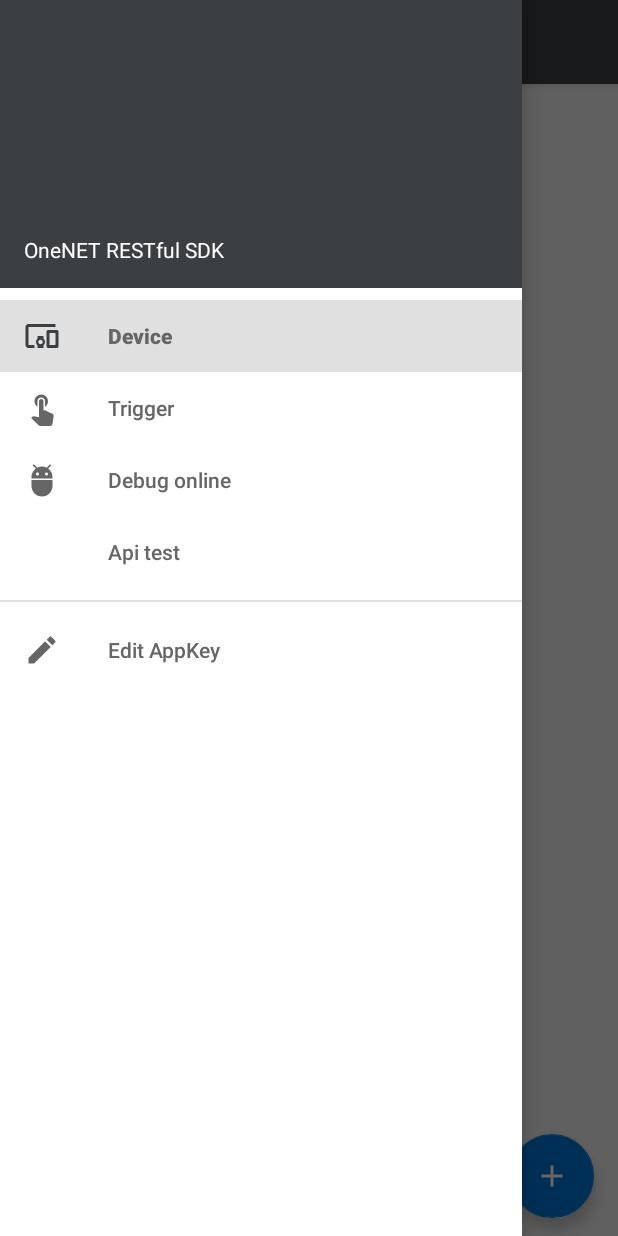
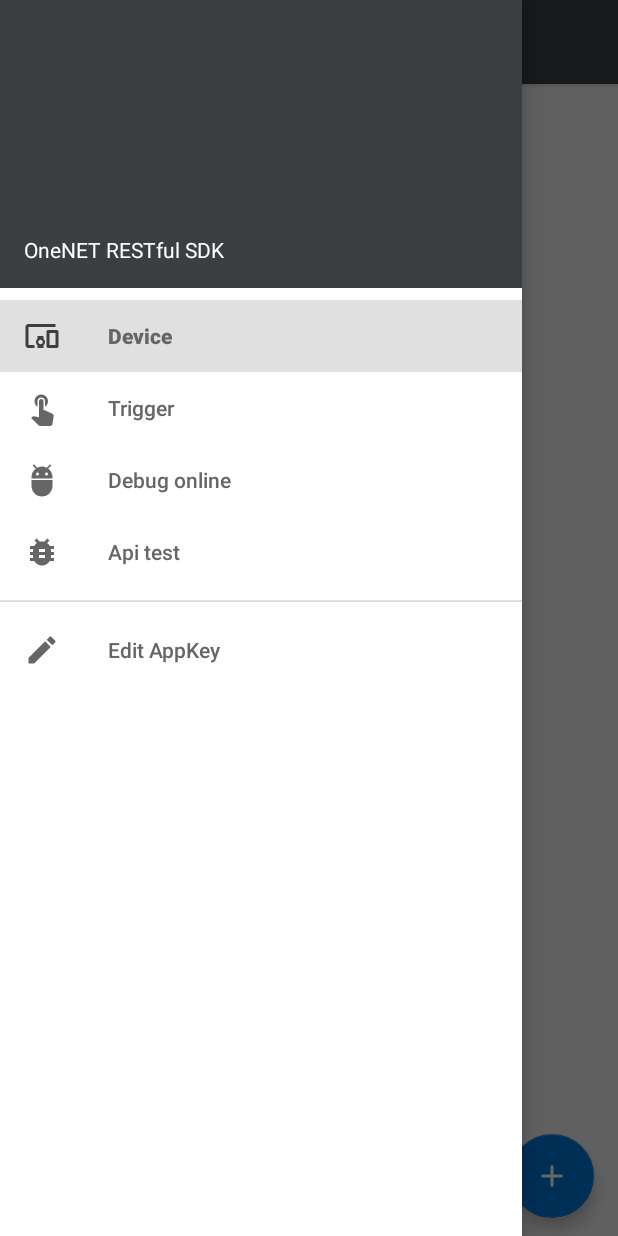
Before and after one commit to cm-heclouds/AndroidSDK, an Android app: the MainActivity screen opened directly, with no data from a screen before it, with the side drawer open, on a phone screen of 412 x 824 dp. Run offline under Robolectric (Android 15) with nearby library versions, the phone set to English and light mode, and no system bars; libraries missing offline, so code that uses them is left out: com.chad.library, com.github.clans.fab; plain views replace FloatingActionButton; 12 statements that could not run were skipped.

Commit message:
update samples

```diff
--- /dev/null
+++ b/app/src/main/res/drawable/ic_api_test.xml
@@ -0,0 +1,9 @@
+<vector xmlns:android="http://schemas.android.com/apk/res/android"
+        android:width="24dp"
+        android:height="24dp"
+        android:viewportWidth="24.0"
+        android:viewportHeight="24.0">
+    <path
+        android:fillColor="#FF666666"
+        android:pathData="M20,8h-2.81c-0.45,-0.78 -1.07,-1.45 -1.82,-1.96L17,4.41 15.59,3l-2.17,2.17C12.96,5.06 12.49,5 12,5c-0.49,0 -0.96,0.06 -1.41,0.17L8.41,3 7,4.41l1.62,1.63C7.88,6.55 7.26,7.22 6.81,8L4,8v2h2.09c-0.05,0.33 -0.09,0.66 -0.09,1v1L4,12v2h2v1c0,0.34 0.04,0.67 0.09,1L4,16v2h2.81c1.04,1.79 2.97,3 5.19,3s4.15,-1.21 5.19,-3L20,18v-2h-2.09c0.05,-0.33 0.09,-0.66 0.09,-1v-1h2v-2h-2v-1c0,-0.34 -0.04,-0.67 -0.09,-1L20,10L20,8zM14,16h-4v-2h4v2zM14,12h-4v-2h4v2z"/>
+</vector>
--- a/app/src/main/res/menu/menu_drawer.xml
+++ b/app/src/main/res/menu/menu_drawer.xml
@@ -23,6 +23,7 @@
 
         <item
             android:id="@+id/api_test"
+            android:icon="@drawable/ic_api_test"
             android:title="@string/api_test"/>
 
     </group>
```
Also changed, not shown: app/src/main/java/com/chinamobile/iot/onenet/sdksample/fragment/ApiTestFragment.java (line endings or trailing spaces).
